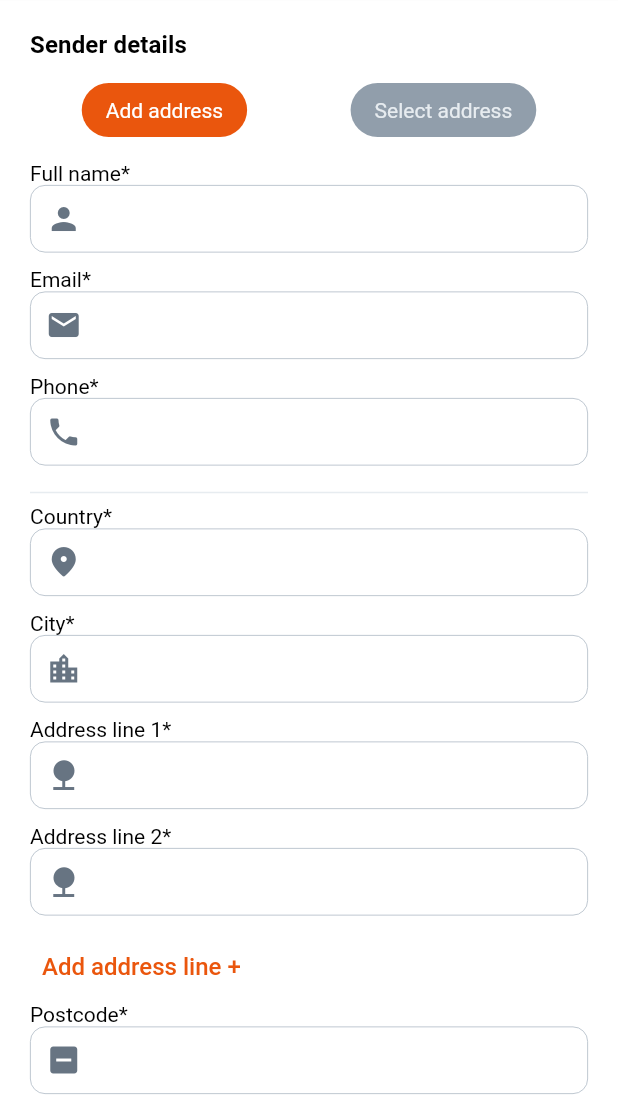
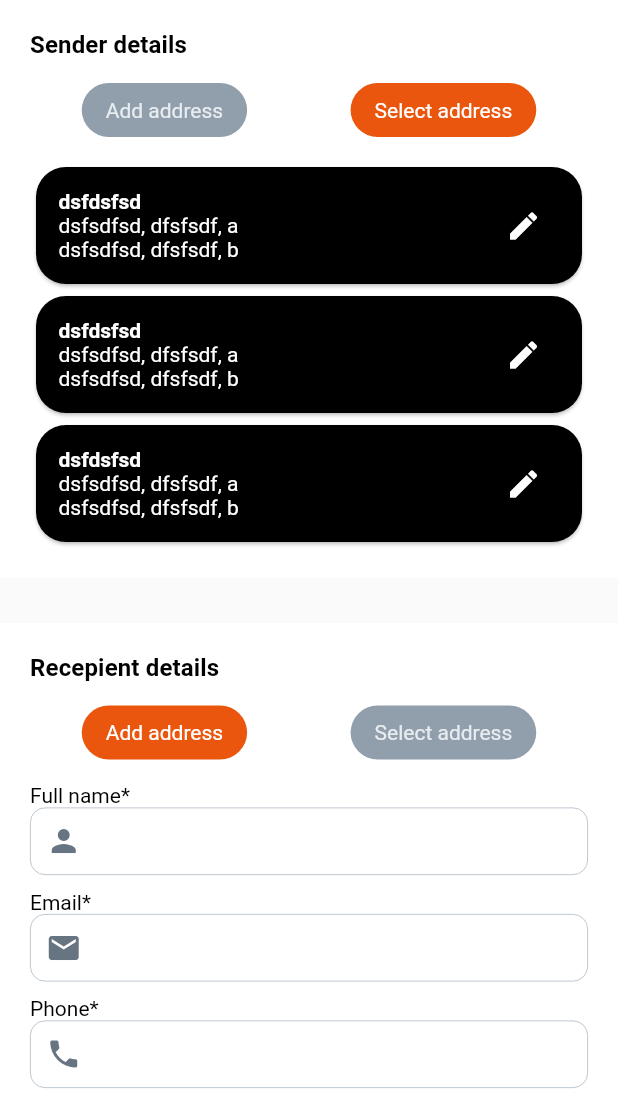
Before and after one commit to LilyKras/test, a Flutter app: the screen it shows after launch, after a tap on "Select address", on a phone screen of 412 x 824 dp, the part 136-1236 px from its top. Run offline on Flutter 3.47's test engine with Material 2 defaults, Android fonts, the phone set to English and light mode, and no system bars; our stand-ins replace flutter_riverpod, freezed_annotation, hooks_riverpod.

Commit message:
Добавлена карточка адресса

```diff
--- a/lib/main.dart
+++ b/lib/main.dart
@@ -1,9 +1,10 @@
 import 'package:flutter/material.dart';
+import 'package:flutter_riverpod/flutter_riverpod.dart';
 import 'package:test_form/core/domain/models/theme/light_theme.dart';
 import 'package:test_form/ordering/pages/first_step_page.dart';
 
 void main() {
-  runApp(const MyApp());
+  runApp(const ProviderScope(child: MyApp()));
 }
 
 class MyApp extends StatelessWidget {
--- /dev/null
+++ b/lib/ordering/controllers/mode_controller.dart
@@ -0,0 +1,20 @@
+import 'package:hooks_riverpod/hooks_riverpod.dart';
+import 'package:test_form/ordering/utils/enums.dart';
+
+final senderModeProvider =
+    StateNotifierProvider.autoDispose<EditModeController, DetailsMode>(
+  (ref) => EditModeController(),
+);
+
+final recepientModeProvider =
+    StateNotifierProvider.autoDispose<EditModeController, DetailsMode>(
+  (ref) => EditModeController(),
+);
+
+class EditModeController extends StateNotifier<DetailsMode> {
+  EditModeController() : super(DetailsMode.add);
+
+  void changeMode(DetailsMode mode) {
+    state = mode;
+  }
+}
--- a/lib/ordering/pages/first_step_page.dart
+++ b/lib/ordering/pages/first_step_page.dart
@@ -1,5 +1,5 @@
 import 'package:flutter/material.dart';
-import 'package:test_form/core/domain/models/address/address.dart';
+import 'package:test_form/ordering/utils/constants.dart';
 import 'package:test_form/ordering/widgets/address_details.dart';
 
 class FirstStepPage extends StatelessWidget {
@@ -29,30 +29,14 @@ class FirstStepPage extends StatelessWidget {
                 )),
                 const AddressDetails(
                   title: 'Sender details',
-                  address: Address(
-                    fullName: '',
-                    email: '',
-                    phoneNumber: '',
-                    country: '',
-                    city: '',
-                    postCode: 0,
-                    adressLine: ['a', 'b'],
-                  ),
+                  address: senderAddress,
                 ),
                 const SizedBox(
                   height: 30,
                 ),
                 const AddressDetails(
                   title: 'Recepient details',
-                  address: Address(
-                    fullName: '',
-                    email: '',
-                    phoneNumber: '',
-                    country: '',
-                    city: '',
-                    postCode: 0,
-                    adressLine: ['a'],
-                  ),
+                  address: recepientAddress,
                 ),
                 Padding(
                   padding: const EdgeInsets.symmetric(horizontal: 20.0),
--- /dev/null
+++ b/lib/ordering/utils/constants.dart
@@ -0,0 +1,21 @@
+import 'package:test_form/core/domain/models/address/address.dart';
+
+const Address senderAddress = Address(
+    fullName: 'dsfdsfsd',
+    email: 'dsfdsfds',
+    phoneNumber: 'dfsfdsf',
+    country: 'dsfsdfsd',
+    city: 'dfsfsdf',
+    postCode: 0,
+    adressLine: ['a', 'b']);
+const Address recepientAddress = Address(
+    fullName: 'aaa',
+    email: 'bbbbbbbbb',
+    phoneNumber: 'fdsfsdf',
+    country: 'sdfsdfsdf',
+    city: 'dsfdsds',
+    postCode: 0,
+    adressLine: ['a', 'b', 'c']);
+
+List<Address> senderAddresses = [senderAddress, senderAddress, senderAddress];
+List<Address> recepientAddresses = [recepientAddress, recepientAddress];
--- a/lib/ordering/utils/enums.dart
+++ b/lib/ordering/utils/enums.dart
@@ -1 +1 @@
-enum DetailsMode { add, select }
+enum DetailsMode { add, select, edit }
--- a/lib/ordering/widgets/address_details.dart
+++ b/lib/ordering/widgets/address_details.dart
@@ -10,6 +10,7 @@ class AddressDetails extends StatelessWidget {
 
   @override
   Widget build(BuildContext context) {
+    bool isSender = title == 'Sender details';
     return Container(
       padding: const EdgeInsets.all(20),
       color: Colors.white,
@@ -20,9 +21,12 @@ class AddressDetails extends StatelessWidget {
             title,
             style: Theme.of(context).textTheme.titleSmall,
           ),
-          const ModeSwitcher(),
+          ModeSwitcher(
+            isSender: isSender,
+          ),
           AddressInfo(
             address: address,
+            isSender: isSender,
           ),
         ],
       ),
--- a/lib/ordering/widgets/address_field.dart
+++ b/lib/ordering/widgets/address_field.dart
@@ -2,8 +2,7 @@ import 'package:flutter/material.dart';
 import 'package:test_form/core/domain/models/theme/theme_extensions.dart';
 
 class AddressField extends StatelessWidget {
-  const AddressField(
-      {super.key, required this.title, required this.icon});
+  const AddressField({super.key, required this.title, required this.icon});
   final String title;
   final IconData icon;
 
--- a/lib/ordering/widgets/address_info.dart
+++ b/lib/ordering/widgets/address_info.dart
@@ -1,16 +1,22 @@
 import 'package:flutter/material.dart';
+import 'package:flutter_riverpod/flutter_riverpod.dart';
 import 'package:test_form/core/domain/models/address/address.dart';
+import 'package:test_form/ordering/controllers/mode_controller.dart';
+import 'package:test_form/ordering/utils/constants.dart';
+import 'package:test_form/ordering/utils/enums.dart';
 import 'package:test_form/ordering/widgets/address_field.dart';
+import 'package:test_form/ordering/widgets/short_address_info.dart';
 
-class AddressInfo extends StatefulWidget {
-  const AddressInfo({super.key, required this.address});
+class AddressInfo extends ConsumerStatefulWidget {
+  const AddressInfo({super.key, required this.address, required this.isSender});
   final Address address;
+  final bool isSender;
 
   @override
-  State<AddressInfo> createState() => _AddressInfoState();
+  ConsumerState<AddressInfo> createState() => _AddressInfoState();
 }
 
-class _AddressInfoState extends State<AddressInfo> {
+class _AddressInfoState extends ConsumerState<AddressInfo> {
   final List<String> startAdresses = List.empty(growable: true);
 
   @override
@@ -20,8 +26,17 @@ class _AddressInfoState extends State<AddressInfo> {
   }
 
   @override
-  Widget build(BuildContext context) {
-    // if (mode == DetailsMode.add) {
+  Widget build(
+    BuildContext context,
+  ) {
+    late final DetailsMode state;
+    if (widget.isSender) {
+      state = ref.watch(senderModeProvider);
+    } else {
+      state = ref.watch(recepientModeProvider);
+    }
+
+    if (state == DetailsMode.add) {
       return Column(
         crossAxisAlignment: CrossAxisAlignment.start,
         children: [
@@ -62,8 +77,18 @@ class _AddressInfoState extends State<AddressInfo> {
           ),
         ],
       );
-    // } else{
-    //     return Column(children: [Text('aaaa')],);
-    // }
+    } else {
+      List<Address> tempList;
+      if (widget.isSender) {
+        tempList = senderAddresses;
+      } else {
+        tempList = recepientAddresses;
+      }
+      return Column(
+        children: [
+          for (var elem in tempList) ...[ShortAddressCard(address: elem)]
+        ],
+      );
     }
   }
+}
--- a/lib/ordering/widgets/mode_switcher.dart
+++ b/lib/ordering/widgets/mode_switcher.dart
@@ -1,44 +1,70 @@
 import 'package:flutter/material.dart';
+import 'package:hooks_riverpod/hooks_riverpod.dart';
+import 'package:test_form/ordering/controllers/mode_controller.dart';
+import 'package:test_form/ordering/utils/enums.dart';
 
 class ModeSwitcher extends StatelessWidget {
-  const ModeSwitcher({super.key});
+  const ModeSwitcher({super.key, required this.isSender});
+  final bool isSender;
 
   @override
   Widget build(BuildContext context) {
-    return const Padding(
-      padding: EdgeInsets.symmetric(vertical: 10.0),
+    return Padding(
+      padding: const EdgeInsets.symmetric(vertical: 10.0),
       child: Row(
         mainAxisAlignment: MainAxisAlignment.spaceAround,
         children: [
-          ModeButton(title: 'Add address', isActive: false),
-          ModeButton(title: 'Select address', isActive: true)
+          ModeButton(isSender, title: 'Add address'),
+          ModeButton(title: 'Select address', isSender)
         ],
       ),
     );
   }
 }
 
-class ModeButton extends StatelessWidget {
-  const ModeButton({super.key, required this.title, required this.isActive});
+class ModeButton extends HookConsumerWidget {
+  const ModeButton(this.isSender, {super.key, required this.title});
   final String title;
-  final bool isActive;
+  final bool isSender;
 
   @override
-  Widget build(BuildContext context) {
-    final modeButtonStyle = ElevatedButton.styleFrom(
-      shape: RoundedRectangleBorder(
-        borderRadius: BorderRadius.circular(20),
-      ),
-      backgroundColor: const Color(0xFF919EAB),
-      foregroundColor: const Color(0xFFE7ECF0),
-      disabledBackgroundColor: const Color(0xFFEA560D),
-      disabledForegroundColor: Colors.white,
-      textStyle: const TextStyle(fontSize: 14, fontWeight: FontWeight.w400),
-    );
+  Widget build(BuildContext context, WidgetRef ref) {
+    late final EditModeController controller;
+    late final DetailsMode state;
+
+    if (isSender) {
+      controller = ref.watch(senderModeProvider.notifier);
+      state = ref.watch(senderModeProvider);
+    } else {
+      controller = ref.watch(recepientModeProvider.notifier);
+      state = ref.watch(recepientModeProvider);
+    }
+
+    DetailsMode buttonMode = DetailsMode.edit;
+
+    if (title == 'Add address') {
+      buttonMode = DetailsMode.add;
+    }
+
     return ElevatedButton(
       style: modeButtonStyle,
-      onPressed: isActive ? () {} : null,
+      onPressed: buttonMode != state
+          ? () {
+              controller.changeMode(buttonMode);
+            }
+          : null,
       child: Text(title),
     );
   }
 }
+
+final modeButtonStyle = ElevatedButton.styleFrom(
+  shape: RoundedRectangleBorder(
+    borderRadius: BorderRadius.circular(20),
+  ),
+  backgroundColor: const Color(0xFF919EAB),
+  foregroundColor: const Color(0xFFE7ECF0),
+  disabledBackgroundColor: const Color(0xFFEA560D),
+  disabledForegroundColor: Colors.white,
+  textStyle: const TextStyle(fontSize: 14, fontWeight: FontWeight.w400),
+);
--- /dev/null
+++ b/lib/ordering/widgets/short_address_info.dart
@@ -0,0 +1,47 @@
+import 'package:flutter/material.dart';
+import 'package:test_form/core/domain/models/address/address.dart';
+
+const TextStyle textStyle = TextStyle(color: Colors.white);
+
+class ShortAddressCard extends StatelessWidget {
+  const ShortAddressCard({
+    super.key,
+    required this.address,
+  });
+  final Address address;
+
+  @override
+  Widget build(BuildContext context) {
+    return Card(
+      shape: RoundedRectangleBorder(borderRadius: BorderRadius.circular(20)),
+      color: Colors.black,
+      child: Padding(
+        padding: const EdgeInsets.all(15.0),
+        child: Row(
+          mainAxisAlignment: MainAxisAlignment.spaceBetween,
+          children: [
+            Column(crossAxisAlignment: CrossAxisAlignment.start, children: [
+              Text(
+                address.fullName,
+                style: textStyle.copyWith(fontWeight: FontWeight.w700),
+              ),
+              for (var elem in address.adressLine) ...[
+                Text(
+                  '${address.country}, ${address.city}, $elem',
+                  style: textStyle,
+                ),
+              ]
+            ]),
+            IconButton(
+              onPressed: () {},
+              icon: const Icon(
+                Icons.edit,
+                color: Colors.white,
+              ),
+            )
+          ],
+        ),
+      ),
+    );
+  }
+}
--- a/pubspec.yaml
+++ b/pubspec.yaml
@@ -40,6 +40,9 @@ dependencies:
   freezed_annotation: ^2.4.1
   json_annotation: ^4.8.1
   json_serializable: ^6.7.1
+  hooks_riverpod: ^2.4.5
+  riverpod: ^2.4.5
+  flutter_riverpod: ^2.4.5
 
 dev_dependencies:
 
```
Also changed, not shown: lib/core/domain/models/theme/light_theme.dart (+6 -3 lines), pubspec.lock. Lines whose indentation alone changed are shown as unchanged.
